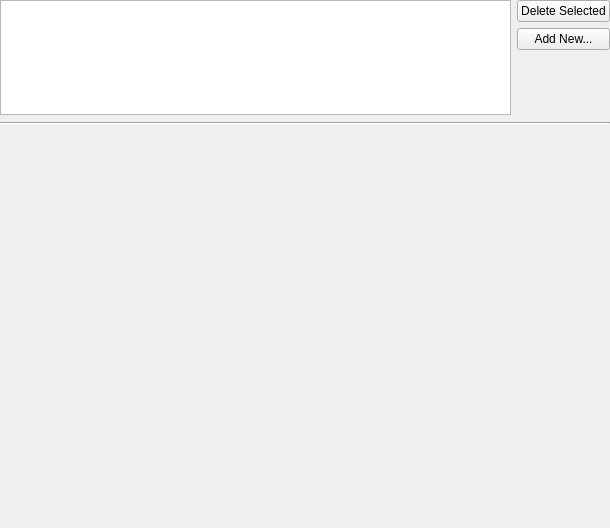
The window that options/sshserveroptionswidget.ui (PonyEdit/PonyEdit) describes before a commit, drawn with Qt 5.
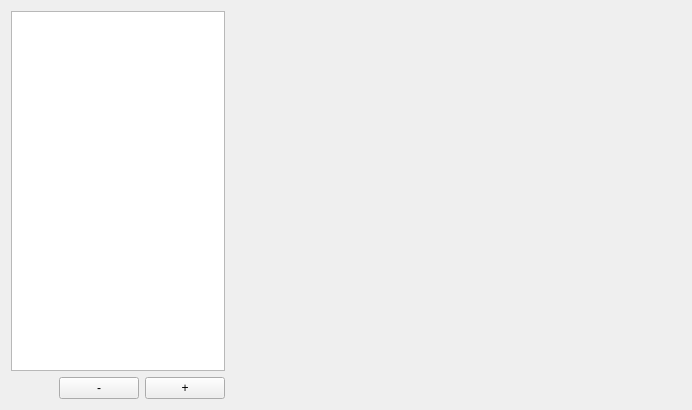
The same window after the commit.

Diff of the .ui file:
```diff
--- a/options/sshserveroptionswidget.ui
+++ b/options/sshserveroptionswidget.ui
@@ -6,30 +6,18 @@
    <rect>
     <x>0</x>
     <y>0</y>
-    <width>610</width>
-    <height>528</height>
+    <width>692</width>
+    <height>410</height>
    </rect>
   </property>
   <property name="windowTitle">
    <string>Form</string>
   </property>
   <layout class="QGridLayout" name="gridLayout_2">
-   <property name="leftMargin">
-    <number>0</number>
-   </property>
-   <property name="topMargin">
-    <number>0</number>
-   </property>
-   <property name="rightMargin">
-    <number>0</number>
-   </property>
-   <property name="bottomMargin">
-    <number>10</number>
-   </property>
-   <item row="0" column="1" rowspan="3">
+   <item row="0" column="0" colspan="3">
     <widget class="QListWidget" name="serversList"/>
    </item>
-   <item row="4" column="1" colspan="2">
+   <item row="0" column="3" rowspan="2">
     <widget class="QWidget" name="configContainer" native="true">
      <property name="minimumSize">
       <size>
@@ -53,52 +41,33 @@
      </layout>
     </widget>
    </item>
-   <item row="0" column="2">
+   <item row="1" column="1">
     <widget class="QPushButton" name="deleteButton">
      <property name="text">
-      <string>Delete Selected</string>
+      <string>-</string>
      </property>
     </widget>
    </item>
    <item row="1" column="2">
     <widget class="QPushButton" name="addNewButton">
      <property name="text">
-      <string>Add New...</string>
+      <string>+</string>
      </property>
     </widget>
    </item>
-   <item row="2" column="2">
-    <spacer name="verticalSpacer">
+   <item row="1" column="0">
+    <spacer name="horizontalSpacer">
      <property name="orientation">
-      <enum>Qt::Vertical</enum>
+      <enum>Qt::Horizontal</enum>
      </property>
      <property name="sizeHint" stdset="0">
       <size>
-       <width>20</width>
-       <height>40</height>
+       <width>40</width>
+       <height>20</height>
       </size>
      </property>
     </spacer>
    </item>
-   <item row="3" column="1" colspan="2">
-    <widget class="Line" name="line">
-     <property name="sizePolicy">
-      <sizepolicy hsizetype="Preferred" vsizetype="Minimum">
-       <horstretch>0</horstretch>
-       <verstretch>0</verstretch>
-      </sizepolicy>
-     </property>
-     <property name="minimumSize">
-      <size>
-       <width>0</width>
-       <height>5</height>
-      </size>
-     </property>
-     <property name="orientation">
-      <enum>Qt::Horizontal</enum>
-     </property>
-    </widget>
-   </item>
   </layout>
  </widget>
  <resources/>
```
